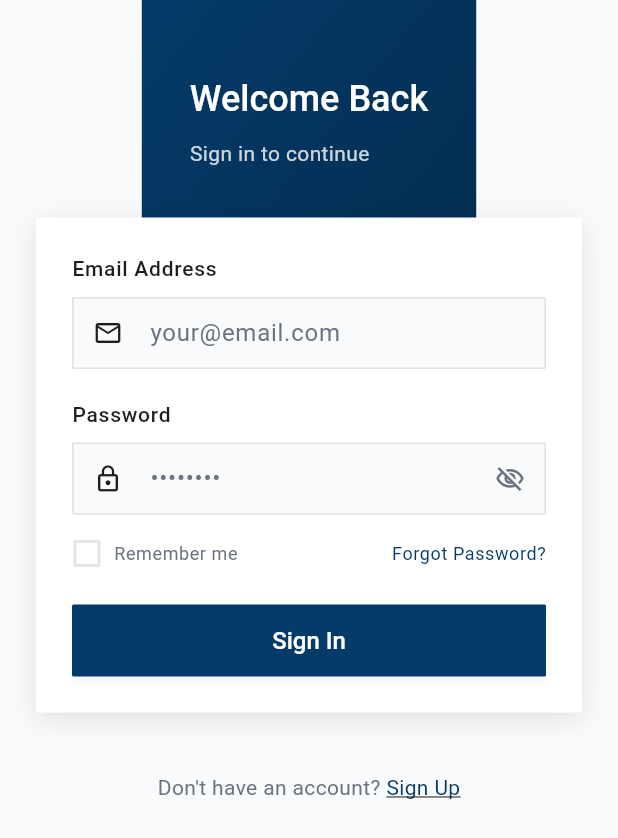
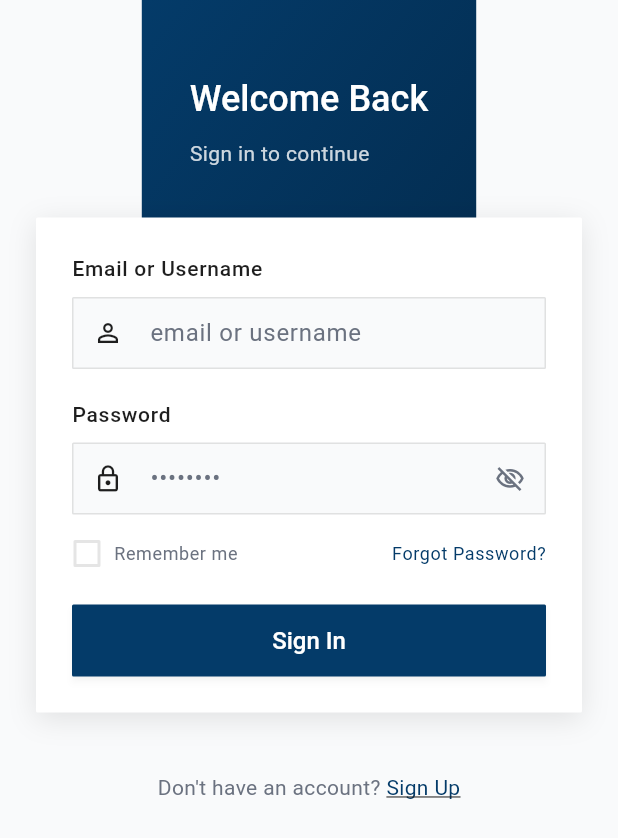
Before and after one commit to niiodartey-tt/suresend, a Flutter app: the screen it shows after launch, on a phone screen of 412 x 824 dp. Shown: the top 838 px of the screen. Run offline on Flutter 3.47's test engine with Material 3 defaults, Android fonts, the phone set to English and light mode, and no system bars; our stand-ins replace flutter_secure_storage, google_fonts, pinput, shared_preferences; accounts and stored records are empty; Roboto replaces fonts that are missing (Lexend Deca).

Commit message:
Update login screen to clearly support username and email login
- Changed label from "Email Address" to "Email or Username"
- Updated placeholder from 'your@email.com' to 'email or username'
- Changed icon from email to person icon for better clarity
- Updated validation message to reflect both options

🤖 Generated with [Claude Code](https://claude.com/claude-code)

Co-Authored-By: Claude <noreply@anthropic.com>

```diff
--- a/mobile/lib/screens/auth/login_screen.dart
+++ b/mobile/lib/screens/auth/login_screen.dart
@@ -142,7 +142,7 @@ class _LoginScreenState extends State<LoginScreen> {
                     children: [
                       // Email or Username
                       Text(
-                        'Email Address',
+                        'Email or Username',
                         style: Theme.of(context).textTheme.labelMedium,
                       ),
                       const SizedBox(height: 8),
@@ -150,8 +150,8 @@ class _LoginScreenState extends State<LoginScreen> {
                         controller: _emailController,
                         keyboardType: TextInputType.text,
                         decoration: InputDecoration(
-                          hintText: 'your@email.com',
-                          prefixIcon: const Icon(Icons.email_outlined, size: 20),
+                          hintText: 'email or username',
+                          prefixIcon: const Icon(Icons.person_outline, size: 20),
                           filled: true,
                           fillColor: AppColors.inputBackground,
                           contentPadding: const EdgeInsets.symmetric(
@@ -173,7 +173,7 @@ class _LoginScreenState extends State<LoginScreen> {
                         ),
                         validator: (value) {
                           if (value == null || value.trim().isEmpty) {
-                            return 'Please enter your email';
+                            return 'Please enter your email or username';
                           }
                           return null;
                         },
```
